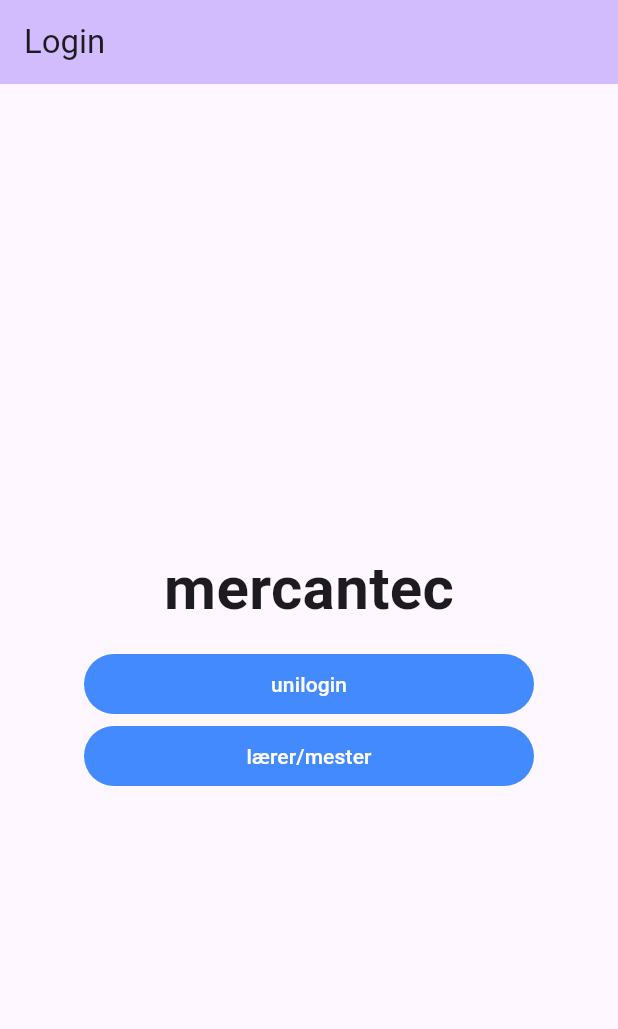
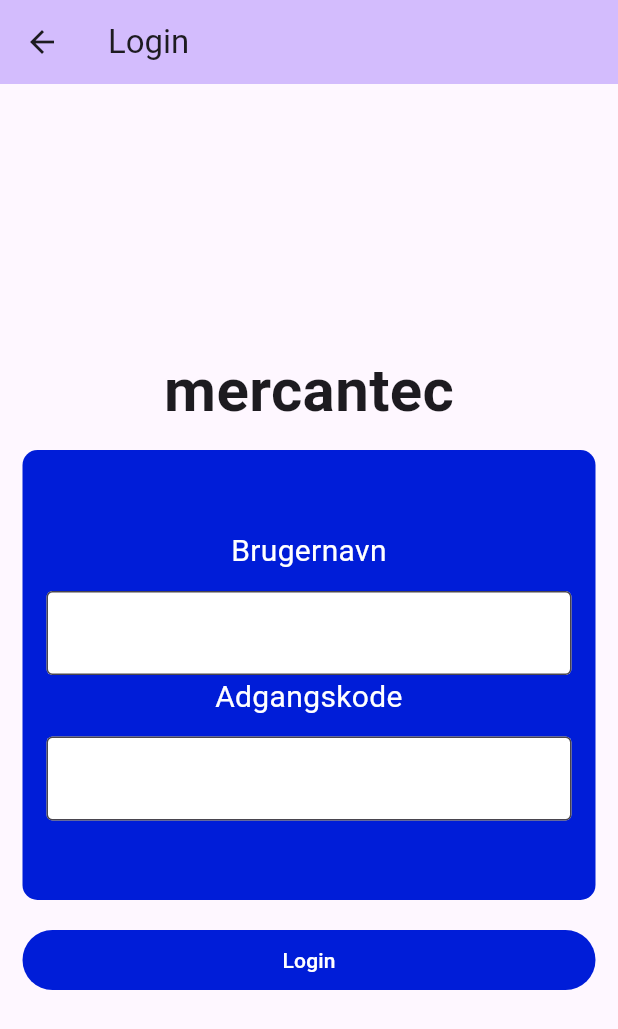
Before and after one commit to TGSXVIII/L-rlingelogbog, a Flutter app: the screen it shows after launch, after a tap on "lærer/mester", on a phone screen of 412 x 824 dp. Shown: the top 1029 px of the screen. Run offline on Flutter 3.47's test engine with Material 3 defaults, Android fonts, the phone set to English and light mode, and no system bars.

Commit message:
Login page
Created login page

```diff
--- /dev/null
+++ b/flutter_laerlingeslogbog/lib/global.dart
@@ -0,0 +1,6 @@
+import 'package:flutter/material.dart';
+
+class Global {
+  static var primaryColor = Color.fromRGBO(0, 29, 216, 1);
+  static var secondaryColor = Color.fromRGBO(168, 180, 255, 1);
+}
--- /dev/null
+++ b/flutter_laerlingeslogbog/lib/login.dart
@@ -0,0 +1,122 @@
+import 'package:flutter/material.dart';
+import 'package:flutter_laerlingeslogbog/global.dart';
+
+void main() {
+  runApp(const MyApp());
+}
+
+class MyApp extends StatelessWidget {
+  const MyApp({super.key});
+
+  // This widget is the root of your application.
+  @override
+  Widget build(BuildContext context) {
+    return MaterialApp(
+      title: 'Læringslogbog',
+      theme: ThemeData(
+        colorScheme: ColorScheme.fromSeed(
+            seedColor: const Color.fromARGB(255, 255, 255, 255)),
+        useMaterial3: true,
+      ),
+      home: const LoginPage(title: 'Login'),
+    );
+  }
+}
+
+class LoginPage extends StatefulWidget {
+  const LoginPage({super.key, required this.title});
+
+  final String title;
+
+  @override
+  State<LoginPage> createState() => _LoginPageState();
+}
+
+class _LoginPageState extends State<LoginPage> {
+  @override
+  Widget build(BuildContext context) {
+    return Scaffold(
+      appBar: AppBar(
+        backgroundColor: Theme.of(context).colorScheme.inversePrimary,
+        title: Text(widget.title),
+      ),
+      body: Center(
+        child: Center(
+            child: Column(
+          mainAxisAlignment: MainAxisAlignment.center,
+          crossAxisAlignment: CrossAxisAlignment.center,
+          children: [
+            Text("mercantec",
+                style: TextStyle(
+                    fontWeight: FontWeight.bold, fontSize: 40, height: 2)),
+            Container(
+              height: 300,
+              width: MediaQuery.of(context).size.width - 30,
+              decoration: BoxDecoration(
+                borderRadius: BorderRadius.circular(10),
+                color: Global.primaryColor,
+              ),
+              child: Column(
+                mainAxisAlignment: MainAxisAlignment.center,
+                children: [
+                  const Text(
+                    "Brugernavn",
+                    textAlign: TextAlign.center,
+                    style: TextStyle(color: Colors.white, fontSize: 20),
+                  ),
+                  const SizedBox(height: 12),
+                  const Padding(
+                      padding: EdgeInsets.symmetric(horizontal: 16),
+                      child: TextField(
+                        style: const TextStyle(color: Colors.black),
+                        decoration: const InputDecoration(
+                          filled: true,
+                          fillColor: Colors.white,
+                          border: OutlineInputBorder(),
+                        ),
+                      )),
+                  const Text(
+                    "Adgangskode",
+                    textAlign: TextAlign.center,
+                    style: TextStyle(color: Colors.white, fontSize: 20),
+                  ),
+                  const SizedBox(height: 12),
+                  const Padding(
+                      padding: EdgeInsets.symmetric(horizontal: 16),
+                      child: TextField(
+                        style:
+                            const TextStyle(color: Colors.black), // text color
+                        decoration: const InputDecoration(
+                          filled: true,
+                          fillColor: Colors.white, // background color
+                          border: OutlineInputBorder(),
+                        ),
+                      )),
+                ],
+              ),
+            ),
+            SizedBox(height: 20),
+            SizedBox(
+              height: 40,
+              width: MediaQuery.of(context).size.width - 30,
+              child: TextButton(
+                style: TextButton.styleFrom(
+                    backgroundColor: Global.primaryColor,
+                    foregroundColor: Colors.white),
+                onPressed: () {
+                  Navigator.push(
+                    context,
+                    MaterialPageRoute(
+                      builder: (context) => const LoginPage(title: 'Login'),
+                    ),
+                  );
+                },
+                child: const Text('Login'),
+              ),
+            )
+          ],
+        )),
+      ),
+    );
+  }
+}
--- a/flutter_laerlingeslogbog/lib/main.dart
+++ b/flutter_laerlingeslogbog/lib/main.dart
@@ -1,4 +1,6 @@
 import 'package:flutter/material.dart';
+import 'package:flutter_laerlingeslogbog/login.dart';
+import 'package:flutter_laerlingeslogbog/global.dart';
 
 void main() {
   runApp(const MyApp());
@@ -16,7 +18,7 @@
         colorScheme: ColorScheme.fromSeed(seedColor: Colors.deepPurple),
         useMaterial3: true,
       ),
-      home: const MyHomePage(title: 'Login'),
+      home: const MyHomePage(title: 'Select Login'),
     );
   }
 }
@@ -51,7 +53,7 @@
               width: 300,
               child: TextButton(
                 style: TextButton.styleFrom(
-                  backgroundColor: Colors.blueAccent,
+                  backgroundColor: Global.primaryColor,
                   foregroundColor: Colors.white,
                 ),
                 onPressed: () {},
@@ -62,10 +64,17 @@
               width: 300,
               child: TextButton(
                 style: TextButton.styleFrom(
-                  backgroundColor: Colors.blueAccent,
+                  backgroundColor: Global.primaryColor,
                   foregroundColor: Colors.white,
                 ),
-                onPressed: () {},
+                onPressed: () {
+                  Navigator.push(
+                    context,
+                    MaterialPageRoute(
+                      builder: (context) => const LoginPage(title: 'Login'),
+                    ),
+                  );
+                },
                 child: Text('lærer/mester'),
               ),
             ),
```
